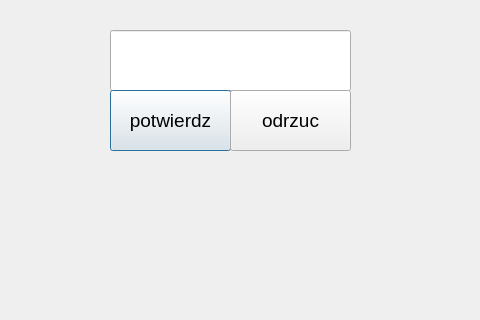
Qt form w_new_program.ui (lgruszka/step_motor) before a commit.
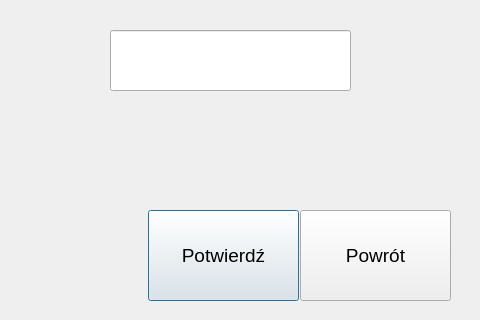
The same form after that commit.

Patch:
```diff
--- a/w_new_program.ui
+++ b/w_new_program.ui
@@ -31,10 +31,10 @@
   <widget class="QPushButton" name="pushButton_confirm">
    <property name="geometry">
     <rect>
-     <x>110</x>
-     <y>90</y>
-     <width>121</width>
-     <height>61</height>
+     <x>148</x>
+     <y>210</y>
+     <width>151</width>
+     <height>91</height>
     </rect>
    </property>
    <property name="font">
@@ -43,16 +43,16 @@
     </font>
    </property>
    <property name="text">
-    <string>potwierdz</string>
+    <string>Potwierdź</string>
    </property>
   </widget>
   <widget class="QPushButton" name="pushButton_reject">
    <property name="geometry">
     <rect>
-     <x>230</x>
-     <y>90</y>
-     <width>121</width>
-     <height>61</height>
+     <x>300</x>
+     <y>210</y>
+     <width>151</width>
+     <height>91</height>
     </rect>
    </property>
    <property name="font">
@@ -61,7 +61,7 @@
     </font>
    </property>
    <property name="text">
-    <string>odrzuc</string>
+    <string>Powrót</string>
    </property>
   </widget>
  </widget>
```
Left out of the diff: 2 changed lines with no effect on the pictures.
